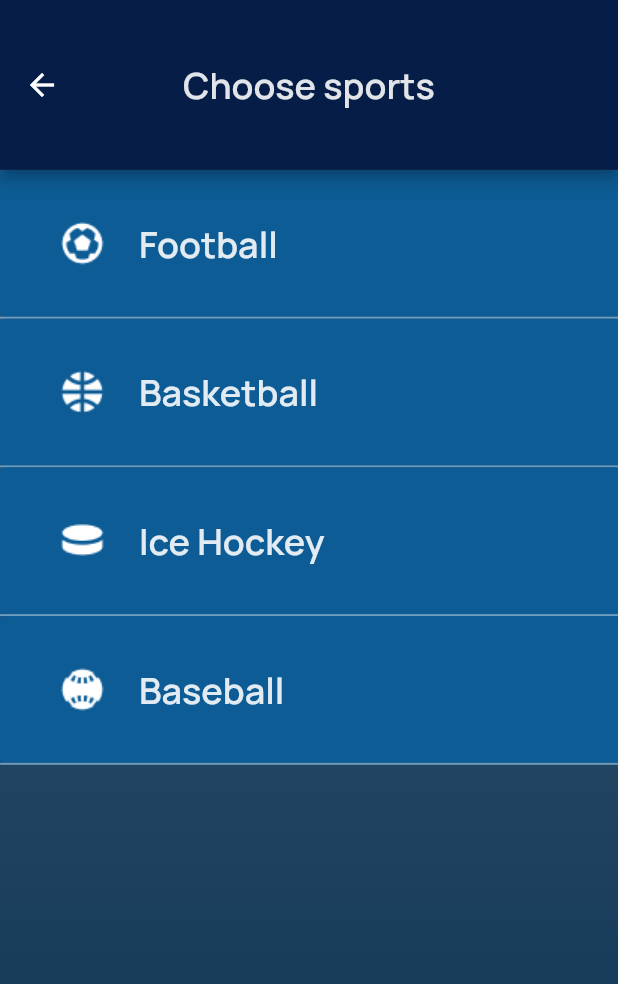
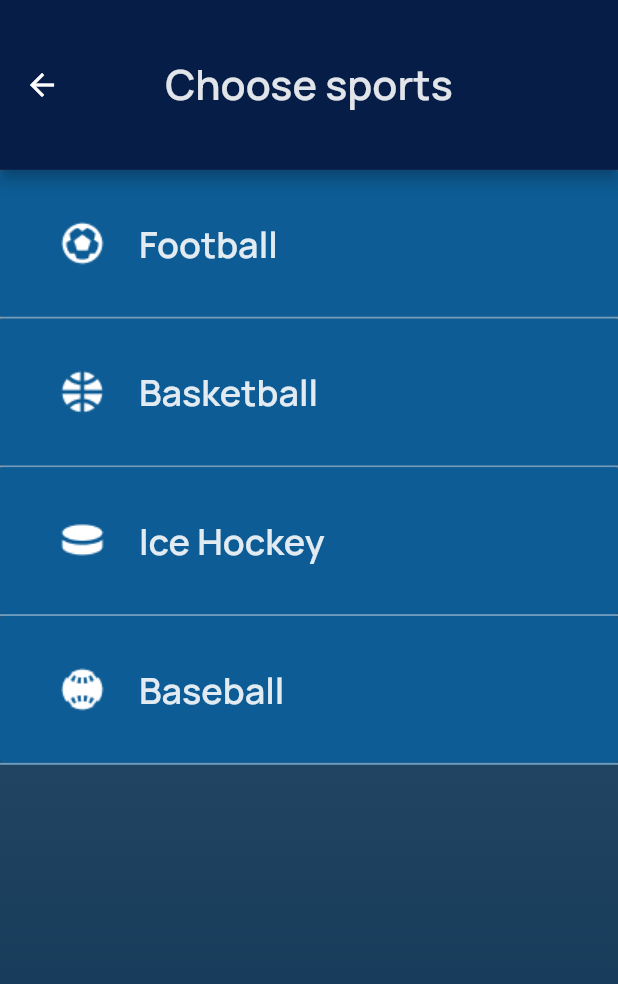
Before and after one commit to OsamaTnt/Favorite-Pick, a Flutter app: the HomeScreen screen opened directly, on a phone screen of 412 x 824 dp. Shown: the top 984 px of the screen. Run offline on Flutter 3.47's test engine with Material 2 defaults, Android fonts, the phone set to English and light mode, and no system bars; our stand-ins replace flutter_screenutil, google_fonts; missing offline and left inert: clippy_flutter; statements that could not run were skipped.

```diff
--- a/favorite_pick/lib/data.dart
+++ b/favorite_pick/lib/data.dart
@@ -1,10 +1,21 @@
-import 'dart:ffi';
-
 import 'package:flutter/cupertino.dart';
 
 
 
 class Data extends ChangeNotifier{
   List<String> sports = ['Football', 'Basketball', 'Ice Hockey', 'Baseball'];
+  String? selectedSport;
+
+  void selectSport(String? sportName){
+    selectedSport = sportName;
+    notifyListeners();
+  }
+
+  String? getSportIconPath(String? sportName){
+    return (sportName == 'Football')? 'images/SI_Soccer.png':
+    (sportName == 'Basketball')? 'images/SI_Basketball.png':
+    (sportName == 'Ice Hockey')? 'images/SI_IceHockey.png':
+    (sportName == 'Baseball')? 'images/SI_Baseball.png': '';
+  }
 
 }
--- a/favorite_pick/lib/main.dart
+++ b/favorite_pick/lib/main.dart
@@ -20,7 +20,7 @@ class FavoritePick extends StatelessWidget {
   @override
   Widget build(BuildContext context) {
     return MultiProvider(
-      providers: [ Provider(create: (_) => Data()), ],
+      providers: [ ChangeNotifierProvider(create: (_) => Data()), ],
       child: ScreenUtilInit(
         designSize: const Size(360, 640),
         builder: () => MaterialApp(
@@ -31,7 +31,7 @@ class FavoritePick extends StatelessWidget {
             '/gamePlay': (context) => const GamePlayScreen(),
             '/results': (context) => const Results(),
           },
-          initialRoute: '/',
+          initialRoute: '/start',
         ),
       ),
     );
--- a/favorite_pick/lib/screens/home.dart
+++ b/favorite_pick/lib/screens/home.dart
@@ -1,3 +1,4 @@
+import 'package:favorite_pick/screens/start.dart';
 import 'package:favorite_pick/widgets/appBar.dart';
 import 'package:flutter/material.dart';
 import 'package:flutter_screenutil/flutter_screenutil.dart';
@@ -38,10 +39,7 @@ class HomeScreen extends StatelessWidget{
                 width: double.infinity,
                 child: sportMenuCard(
                   text: data.sports[index],
-                  iconPath: (data.sports[index]=='Football')? 'images/SI_Soccer.png':
-                  (data.sports[index]=='Basketball')? 'images/SI_Basketball.png':
-                  (data.sports[index]=='Ice Hockey')? 'images/SI_IceHockey.png':
-                  (data.sports[index]=='Baseball')? 'images/SI_Baseball.png': '',
+                  iconPath: data.getSportIconPath(data.sports[index]),
                 ),
               ):
               SizedBox(height: 2.h),
@@ -59,7 +57,9 @@ class HomeScreen extends StatelessWidget{
   }
 
   Widget sportMenuCard({String? text, String? iconPath}){
-    return Material(
+    return Builder(
+      builder: (context) =>
+      Material(
         type: MaterialType.card,
         color: const Color(0xff0D5C95),
         child: InkWell(
@@ -80,11 +80,17 @@ class HomeScreen extends StatelessWidget{
                 ),
               ),
             ),
-
           ),
           onTap: (){
-          ///TO DO Navigate to sport n screen.
+            Provider.of<Data>(context, listen:false).selectSport(text);
+            Navigator.push(
+              context,
+              MaterialPageRoute(
+                builder: (context) => StartScreen(sportName: text),
+              ),
+            );
           },
+        ),
       ),
     );
   }
--- a/favorite_pick/lib/widgets/appBar.dart
+++ b/favorite_pick/lib/widgets/appBar.dart
@@ -2,18 +2,45 @@ import 'package:flutter/material.dart';
 import 'package:flutter_screenutil/flutter_screenutil.dart';
 import 'package:google_fonts/google_fonts.dart';
 
-AppBar appBar({double? height, Color? bgColor, String? text}){
+
+AppBar appBar({double? height, Color? bgColor, String? text, String? iconPath, bool bIcon=false}){
   return AppBar(
     toolbarHeight: height,
     backgroundColor: bgColor,
     centerTitle: true,
-    title: Text(
+    title: (iconPath?.isEmpty==true || iconPath=='' || bIcon==false)?
+    Text(
       '$text',
       style: GoogleFonts.manrope(
         fontWeight: FontWeight.w600,
-        fontSize: 21.sp,
+        fontSize: 24.sp,
         color: const Color(0xffFFFFFF).withOpacity(0.88),
+      ),
+    ):
+    RichText(
+      text: TextSpan(
+        children: [
+          WidgetSpan(
+            child: Image(
+              image: AssetImage('$iconPath'),
+              height: 22.h,
+              width: 22.w,
+            ),
+          ),
+          const TextSpan(
+            text: '\t\t ',
+          ),
+          TextSpan(
+            text: text,
+            style: GoogleFonts.manrope(
+              fontWeight: FontWeight.w600,
+              fontSize: 21.sp,
+              color: const Color(0xffFFFFFF).withOpacity(0.88),
+            ),
+          ),
+        ],
       ),
     ),
   );
+
 }
--- a/favorite_pick/pubspec.yaml
+++ b/favorite_pick/pubspec.yaml
@@ -37,6 +37,7 @@ dependencies:
   flutter_screenutil: ^5.0.1+3
   provider: ^6.0.1
   google_fonts: ^2.1.1
+  clippy_flutter: ^2.0.0-nullsafety.1
 
 dev_dependencies:
   flutter_test:
```
Also changed, not shown: favorite_pick/lib/screens/game_play.dart (+48 -2 lines), favorite_pick/lib/screens/start.dart (+80 -3 lines), favorite_pick/pubspec.lock. Lines whose indentation alone changed are shown as unchanged.
